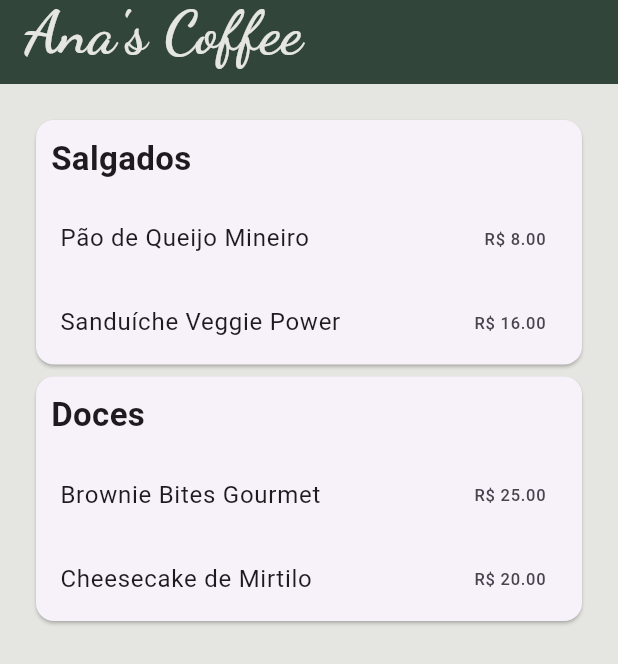
After one commit to MuriloVianna/Cardapio_App, a Flutter app: the TelaMenu screen opened by its route, on a phone screen of 412 x 824 dp. The commit adds this screen. Shown: the top 664 px of the screen. Run offline on Flutter 3.47's test engine with Material 3 defaults, Android fonts, the phone set to English and light mode, and no system bars; our stand-ins replace device_preview, get_it, google_fonts.

```diff
--- a/lib/main.dart
+++ b/lib/main.dart
@@ -1,11 +1,26 @@
+import 'package:cardapio/service/item_service.dart';
+import 'package:cardapio/view/telas_menu/tela_menu.dart';
 import 'package:device_preview/device_preview.dart';
 import 'package:flutter/material.dart';
+import 'package:get_it/get_it.dart';
 
-import 'view/login_page.dart';
-import 'package:cardapio/view/tela_cadastro.dart';
-import 'package:cardapio/view/tela_esqueceu_senha.dart';
+import 'view/telas_login/login_page.dart';
+import 'package:cardapio/view/telas_login/tela_cadastro.dart';
+import 'package:cardapio/view/telas_login/tela_esqueceu_senha.dart';
+
+//
+// INICIALIZAR o localizador de serviço GET_IT
+//
+final getIt = GetIt.instance;
 
 void main() {
+  //
+  // REGISTRAR os serviços
+  //
+  getIt.registerSingleton<ItemService>(ItemService());
+
+  var srv = getIt<ItemService>();
+
   runApp(
     DevicePreview(
       enabled: true,
@@ -31,6 +46,7 @@ class MainApp extends StatelessWidget {
               onTap: () {},
             ), //Tela de cadastro
         'esqueceu': (context) => TelaEsqueceuSenha(), //Tela de esqueceu a senha
+        'Menu': (context) => TelaMenu(),
       },
     );
   }
--- /dev/null
+++ b/lib/model/categoria.dart
@@ -0,0 +1,9 @@
+class Categoria {
+  final String categoria;
+  final List lista_itens;
+
+ Categoria(
+  this.categoria,
+  this.lista_itens
+ );
+}
--- /dev/null
+++ b/lib/model/item.dart
@@ -0,0 +1,14 @@
+class Item {
+  //ATRIBUTOS
+  //imagem?
+  final String nome;
+  final String descricao;
+  final double preco;
+
+  Item(
+    //CONSTRUTOR
+    this.nome,
+    this.descricao,
+    this.preco,
+  );
+}
--- /dev/null
+++ b/lib/service/item_service.dart
@@ -0,0 +1,36 @@
+import '../model/categoria.dart';
+import '../model/item.dart';
+
+class ItemService {
+  static List<Categoria> gerarMenu() {
+    List<Categoria> list = [
+      Categoria(
+        'Salgados',
+        [
+          Item(
+              'Pão de Queijo Mineiro',
+              'Perfeitos para acompanhar um café coado na hora. Nosso pão de queijo mineiro, com sua casquinha com sua casquinha crocante e interior macio e cremoso, é uma explosão de sabor em sua boca!\n\nContém: 10 mini pães de queijo',
+              8.00),
+          Item(
+              'Sanduíche Veggie Power',
+              'Uma opção deliciosa é nutritiva! Feito com guacamole caseiro, rodelas de tomate, queijo vegano. Perfeito para quem busca uma alimentação mais saudável',
+              16.00)
+        ],
+      ),
+      Categoria(
+        'Doces',
+        [
+          Item(
+              'Brownie Bites Gourmet',
+              'Deliciosos pedaços de brownie úmido e intenso, feitos com chocolate belga e nozes crocantes. Perfeitos para adoçar qualquer momento e te levar para o paraíso do chocolate.\n\nContém: 8 brownies pequenos',
+              25.00),
+          Item(
+              'Cheesecake de Mirtilo',
+              'Um clássico. Base crocante e recheio cremoso de queijo, finalizado com uma generosa camada de mirtilos frescos.',
+              20.00)
+        ],
+      ),
+    ];
+    return list;
+  }
+}
--- a/lib/view/login_page.dart
+++ b/lib/view/telas_login/login_page.dart
@@ -1,6 +1,6 @@
 import 'package:cardapio/estilos.dart';
 import 'package:flutter/material.dart';
-import '../Widget/widget.dart';
+import '../../Widget/widget.dart';
 
 class LoginPage extends StatefulWidget {
   final void Function()? onTap;
--- a/lib/view/tela_cadastro.dart
+++ b/lib/view/telas_login/tela_cadastro.dart
@@ -1,7 +1,7 @@
 import 'package:cardapio/estilos.dart';
-import 'package:cardapio/view/login_page.dart';
+import 'package:cardapio/view/telas_login/login_page.dart';
 import 'package:flutter/material.dart';
-import '../Widget/widget.dart';
+import '../../Widget/widget.dart';
 
 class TelaCadastro extends StatefulWidget {
   final void Function()? onTap;
--- a/lib/view/tela_esqueceu_senha.dart
+++ b/lib/view/telas_login/tela_esqueceu_senha.dart
@@ -1,6 +1,6 @@
 import 'package:cardapio/estilos.dart';
 import 'package:flutter/material.dart';
-import '../Widget/widget.dart';
+import '../../Widget/widget.dart';
 
 class TelaEsqueceuSenha extends StatefulWidget {
   final void Function()? onTap;
--- /dev/null
+++ b/lib/view/telas_menu/tela_menu.dart
@@ -0,0 +1,79 @@
+import 'package:cardapio/estilos.dart';
+import 'package:cardapio/model/categoria.dart';
+import 'package:cardapio/service/item_service.dart';
+import 'package:flutter/material.dart';
+import 'package:get_it/get_it.dart';
+
+//
+// UTILIZAR (injetar) o serviço ContatoService
+//
+final ItemService srv = GetIt.instance<ItemService>();
+
+class TelaMenu extends StatefulWidget {
+  const TelaMenu({super.key});
+
+  @override
+  State<TelaMenu> createState() => _TelaMenuState();
+}
+
+class _TelaMenuState extends State<TelaMenu> {
+  List<Categoria> listaMenu = [];
+
+  @override
+  void initState() {
+    super.initState();
+    listaMenu = ItemService.gerarMenu(); // Atualiza a variável de instância
+    setState(() {}); // Força a reconstrução da tela
+  }
+
+  @override
+  Widget build(BuildContext context) {
+    return Scaffold(
+      appBar: AppBar(
+        title: Padding(
+          padding: EdgeInsets.only(bottom: 12),
+          child: Text(
+            "Ana's Coffee",
+            style: logo.copyWith(fontSize: 40),
+          ),
+        ),
+        backgroundColor: cor9,
+        automaticallyImplyLeading: false,
+      ),
+      backgroundColor: cor1,
+      body: Padding(
+        padding: EdgeInsets.all(20),
+        child: ListView.builder(
+            itemCount: listaMenu.length,
+            itemBuilder: (context, index) {
+              final categoria = listaMenu[index];
+              return Card(
+                child: Column(
+                  crossAxisAlignment: CrossAxisAlignment.start,
+                  children: [
+                    Padding(
+                      padding: EdgeInsets.all(10.0),
+                      child: Text(
+                        categoria.categoria,
+                        style: TextStyle(
+                            fontSize: 22, fontWeight: FontWeight.bold),
+                      ),
+                    ),
+                    Column(
+                      children: categoria.lista_itens.map((item) {
+                        return ListTile(
+                          title: Text(item.nome), // Exibe o nome do item
+                          //subtitle: Text(item.descricao), // Exibe a descrição do item
+                          trailing: Text(
+                              'R\$ ${item.preco.toStringAsFixed(2)}'), // Exibe o preço
+                        );
+                      }).toList(), // Converte para uma lista de widgets
+                    ),
+                  ],
+                ),
+              );
+            }),
+      ),
+    );
+  }
+}
--- a/pubspec.yaml
+++ b/pubspec.yaml
@@ -11,6 +11,7 @@ dependencies:
     sdk: flutter
   device_preview: ^1.2.0
   google_fonts: ^4.0.4
+  get_it: ^8.0.0
 
 dev_dependencies:
   flutter_test:
```
Also changed, not shown: pubspec.lock.
